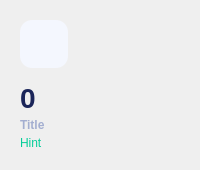
This is client/resources/ui/stat_card.ui in imaira203/BTLPY_N21_D31 as Qt 5 draws it before an edit. The edited form follows.
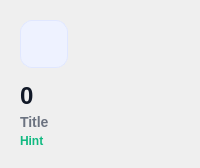
This is the edited form.

Diff of the .ui file:
```diff
--- a/client/resources/ui/stat_card.ui
+++ b/client/resources/ui/stat_card.ui
@@ -6,24 +6,26 @@
    <string notr="true">
     QFrame#statCard {
         background-color: #FFFFFF;
-        border-radius: 20px;
+        border: 1px solid #E5E7EB;
+        border-radius: 16px;
     }
     QLabel#labelStatTitle {
-        color: #A3AED0;
-        font-size: 12px;
-        font-weight: 700;
-        font-family: 'Segoe UI';
+        color: #6B7280;
+        font-size: 14px;
+        font-weight: 500;
+        font-family: 'Inter', 'Segoe UI';
     }
     QLabel#labelStatValue {
-        font-size: 28px;
-        font-weight: 800;
-        color: #1B2559;
-        font-family: 'Segoe UI';
+        font-size: 24px;
+        font-weight: 700;
+        color: #111827;
+        font-family: 'Inter', 'Segoe UI';
     }
     QLabel#labelStatHint {
         font-size: 12px;
-        color: #05CD99;
-        font-family: 'Segoe UI';
+        font-weight: 600;
+        color: #10B981;
+        font-family: 'Inter', 'Segoe UI';
     }
    </string>
   </property>
@@ -45,8 +47,9 @@
          <property name="styleSheet">
           <string notr="true">
            QFrame#statIconFrame {
-               background-color: #F4F7FE;
+               background-color: #EEF2FF;
                border-radius: 12px;
+               border: 1px solid #E0E7FF;
            }
           </string>
          </property>
```
